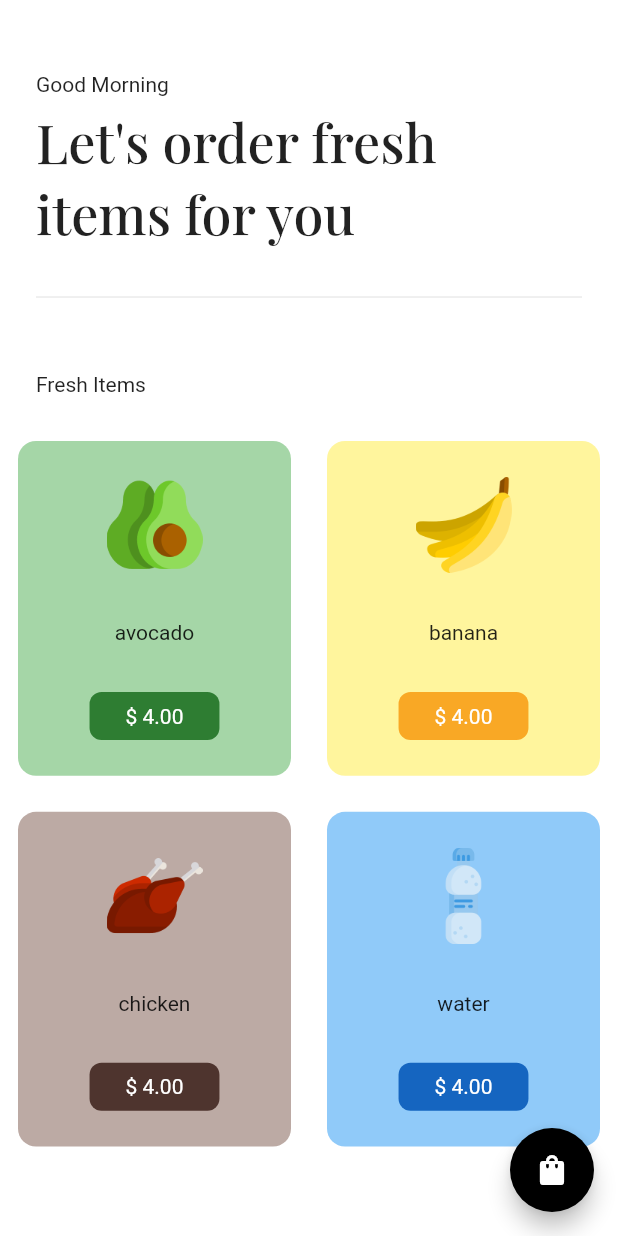
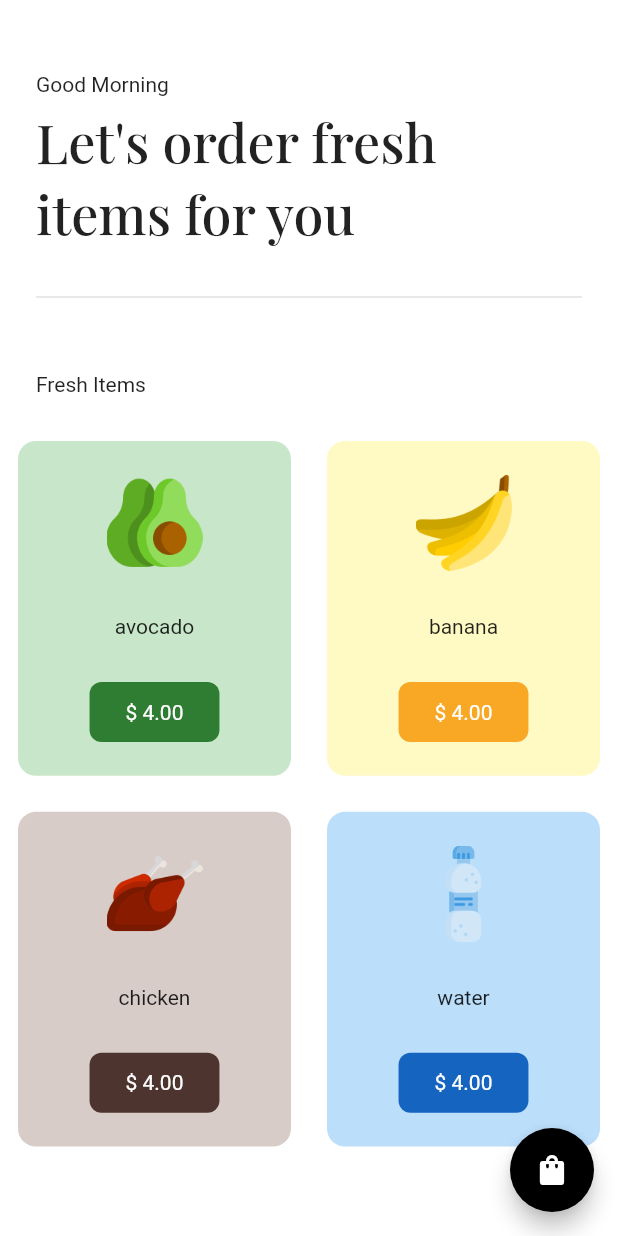
Before and after one commit to MyoThuKha/grocery-app, a Flutter app: the screen it shows after launch, after a tap on "Get Started", on a phone screen of 412 x 824 dp. Run offline on Flutter 3.47's test engine with Material 2 defaults, Android fonts, the phone set to English and light mode, and no system bars; our stand-ins replace google_fonts.

```diff
--- a/lib/components/item_card.dart
+++ b/lib/components/item_card.dart
@@ -1,5 +1,4 @@
 import 'package:flutter/material.dart';
-import 'package:grocery_app/modals/item.dart';
 
 class ItemCard extends StatelessWidget {
   final String title;
@@ -22,23 +21,28 @@ class ItemCard extends StatelessWidget {
       padding: const EdgeInsets.all(12.0),
       child: Container(
         decoration: BoxDecoration(
-            color: color[200], borderRadius: BorderRadius.circular(12)),
+            color: color[100], borderRadius: BorderRadius.circular(12)),
         child: Padding(
           padding: const EdgeInsets.all(8.0),
           child: Column(
             crossAxisAlignment: CrossAxisAlignment.center,
             mainAxisAlignment: MainAxisAlignment.spaceAround,
             children: <Widget>[
+              //Image
               Image.asset(
                 image,
                 height: 64,
               ),
+
+              //title
               Text(title),
+
+              //price
               GestureDetector(
                 onTap: () => addItem(),
                 child: Container(
                   padding:
-                      const EdgeInsets.symmetric(horizontal: 24, vertical: 8),
+                      const EdgeInsets.symmetric(horizontal: 24, vertical: 12),
                   decoration: BoxDecoration(
                       color: color[800],
                       borderRadius: BorderRadius.circular(8)),
--- a/lib/pages/home.dart
+++ b/lib/pages/home.dart
@@ -51,7 +51,9 @@ class Home extends StatelessWidget {
 
             const Padding(
               padding: EdgeInsets.symmetric(horizontal: 24),
-              child: Divider(),
+              child: Divider(
+                thickness: 1,
+              ),
             ),
 
             const SizedBox(height: 24),
--- a/lib/pages/intro.dart
+++ b/lib/pages/intro.dart
@@ -23,7 +23,9 @@ class Intro extends StatelessWidget {
             Expanded(
               child: Column(
                 children: [
-                  Text("We deliver groceries at your doorstep",
+                  Padding(
+                    padding: const EdgeInsets.symmetric(horizontal: 8),
+                    child: Text("We deliver groceries at your doorstep",
                         textAlign: TextAlign.center,
                         style: GoogleFonts.playfairDisplay(
                           textStyle: const TextStyle(
@@ -31,9 +33,13 @@ class Intro extends StatelessWidget {
                             fontWeight: FontWeight.w500,
                           ),
                         )),
+                  ),
 
-                  const Text(
+                  const Padding(
+                    padding: EdgeInsets.symmetric(vertical: 24),
+                    child: Text(
                       "Fresh Items everyday",
+                    ),
                   ),
                   const Spacer(),
                   //Button
```
Also changed, not shown: lib/modals/item.dart (+9 -1 lines), lib/pages/cart.dart (+39 -0 lines). Lines whose indentation alone changed are shown as unchanged.
